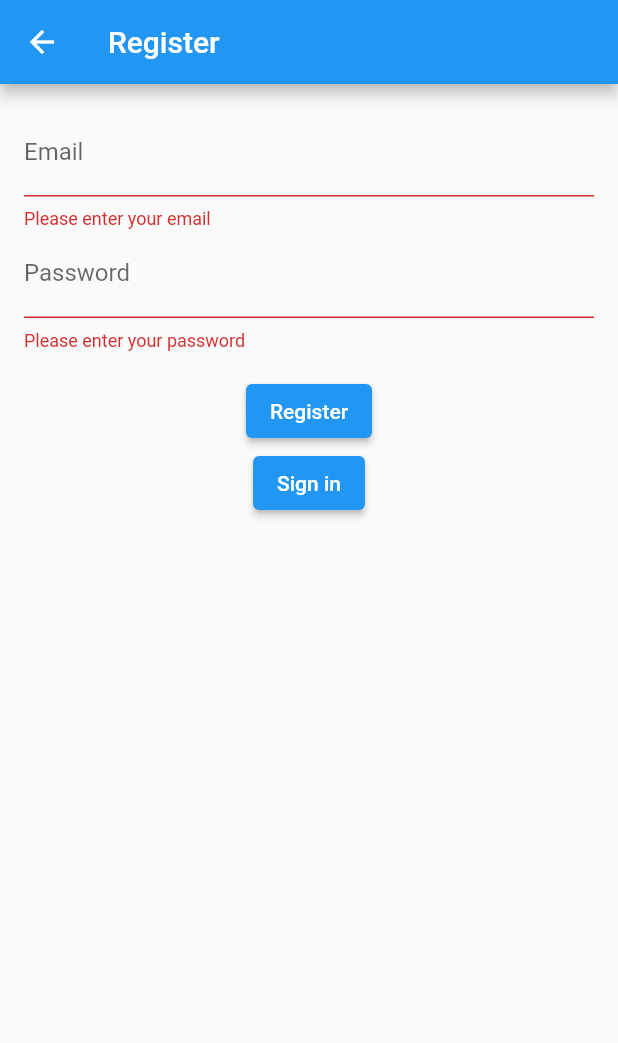
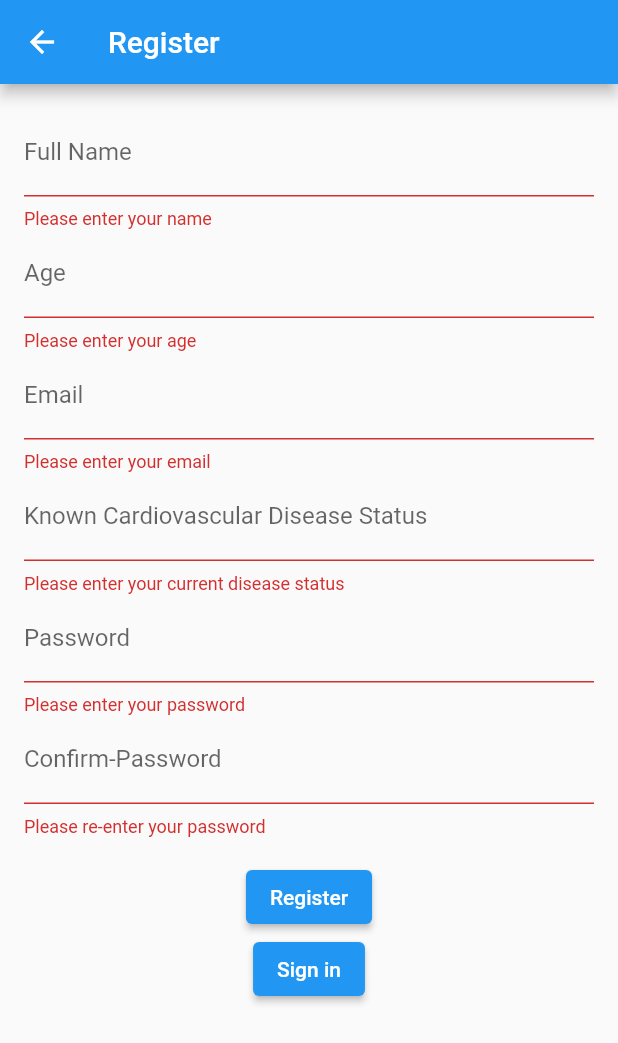
Before and after one commit to OshiniWathsala99/flutter_fe, a Flutter app: the RegistrationScreen screen opened by its route, after a tap on "Register", on a phone screen of 412 x 824 dp. Shown: the top 1043 px of the screen. Run offline on Flutter 3.47's test engine with Material 2 defaults, Android fonts, the phone set to English and light mode, and no system bars; our stand-ins replace firebase_auth, firebase_core, image_picker; accounts and stored records are empty.

Commit message:
succesfully call register api

```diff
--- a/fe_ecg/lib/registerui.dart
+++ b/fe_ecg/lib/registerui.dart
@@ -1,5 +1,7 @@
 import 'package:flutter/material.dart';
 import 'package:fe_ecg/registration.dart';
+import 'dart:convert';
+import 'package:http/http.dart' as http;
 
 class RegistrationScreen extends StatelessWidget {
   @override
@@ -27,7 +29,47 @@ class _RegistrationFormState extends State<RegistrationForm> {
   late String _password;
   late int suc = 10;
   String errorMessage = "";
+  late String _name;
+  late int _age;
+  late String _pre;
 
+  Future<void> createUser() async {
+    // Define the API endpoint URL
+    final apiUrl =
+        Uri.parse('https://1a4e-112-134-168-201.ngrok-free.app/user/add');
+
+    try {
+      // Create a JSON payload with the data you want to send
+      final requestData = {
+        "name": _name, // Replace with the actual value of _name
+        "age": _age, // Replace with the actual value of _age
+        "previous": _pre, // Replace with the actual value of _pre
+        "email": _email, // Replace with the actual value of _email
+      };
+
+      // Send the POST request with the JSON payload
+      final response = await http.post(
+        apiUrl,
+        headers: {
+          'Content-Type': 'application/json',
+        },
+        body: jsonEncode(requestData),
+      );
+
+      if (response.statusCode == 200) {
+        // Request was successful
+        print('User created successfully');
+      } else {
+        // Request failed
+        print('Failed to create user. Status code: ${response.statusCode}');
+      }
+    } catch (e) {
+      // Handle any exceptions that may occur
+      print('An error occurred: $e');
+    }
+  }
+
+// Call the createUser function to send the POST request
   @override
   Widget build(BuildContext context) {
     return Form(
@@ -35,14 +77,46 @@ class _RegistrationFormState extends State<RegistrationForm> {
       child: Column(
         children: <Widget>[
           TextFormField(
+            decoration: InputDecoration(labelText: 'Full Name'),
+            validator: (value) {
+              if (value == null || value.isEmpty) {
+                return 'Please enter your name';
+              } else {
+                _name = value;
+              }
+            },
+          ),
+          TextFormField(
+            decoration: InputDecoration(labelText: 'Age'),
+            validator: (value) {
+              if (value == null || value.isEmpty) {
+                return 'Please enter your age';
+              } else {
+                _age = int.parse(value);
+              }
+            },
+          ),
+          TextFormField(
             decoration: InputDecoration(labelText: 'Email'),
             validator: (value) {
               if (value == null || value.isEmpty) {
                 return 'Please enter your email';
+              } else {
+                _email = value;
               }
-              return null;
             },
             onSaved: (value) => _email = value!,
+          ),
+          TextFormField(
+            decoration: InputDecoration(
+                labelText: 'Known Cardiovascular Disease Status'),
+            validator: (value) {
+              if (value == null || value.isEmpty) {
+                return 'Please enter your current disease status';
+              } else {
+                _pre = value;
+              }
+            },
           ),
           TextFormField(
             decoration: InputDecoration(labelText: 'Password'),
@@ -55,6 +129,16 @@ class _RegistrationFormState extends State<RegistrationForm> {
             },
             onSaved: (value) => _password = value!,
           ),
+          TextFormField(
+            decoration: InputDecoration(labelText: 'Confirm-Password'),
+            obscureText: true,
+            validator: (value) {
+              if (value == null || value.isEmpty) {
+                return 'Please re-enter your password';
+              }
+              return null;
+            },
+          ),
           SizedBox(height: 16),
           ElevatedButton(
             onPressed: () async {
@@ -65,6 +149,7 @@ class _RegistrationFormState extends State<RegistrationForm> {
                 setState(() {
                   suc = result;
                   if (suc == 1) {
+                    createUser();
                     Navigator.pushNamed(context, '/login');
                   }
                   if (suc != 1) {
```
